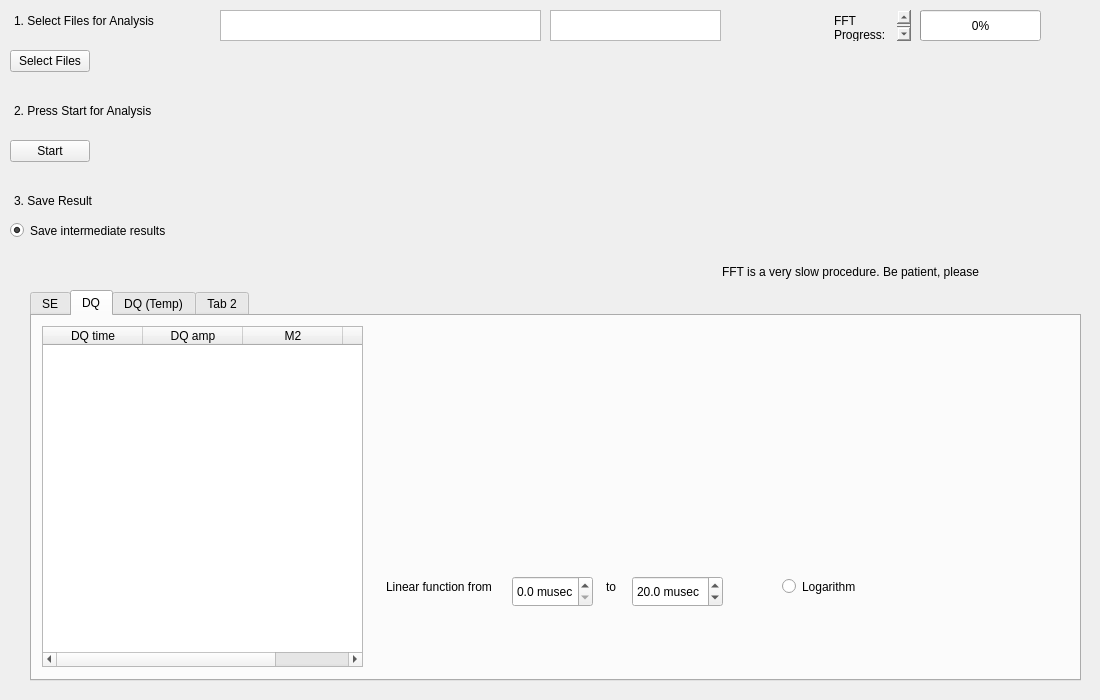
First picture: the form in form.ui, repository timesama/M2-Approach, before the edit.
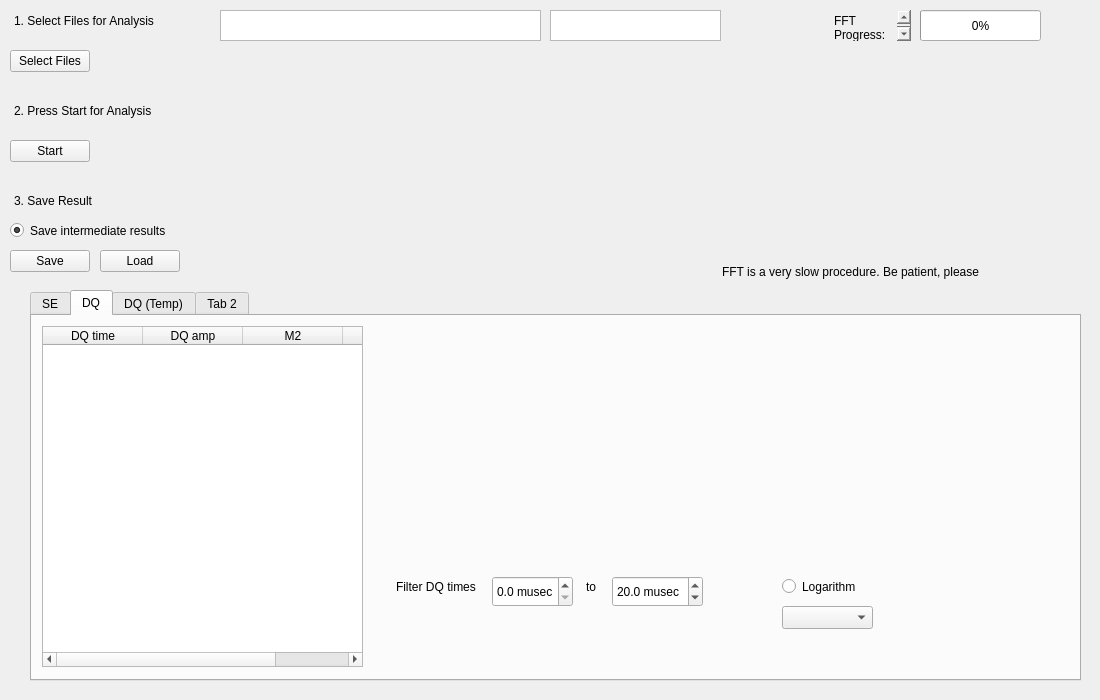
Second picture: the form after the edit. Custom widgets are drawn as their Qt base class.

Commit message: Gauss, Lorenz, Voight, fitting (lin), save and load data, line updates with the chosen region, graph DQ vs T2

The edit to the form file:
```diff
--- a/form.ui
+++ b/form.ui
@@ -228,7 +228,7 @@
      <widget class="QDoubleSpinBox" name="dq_min">
       <property name="geometry">
        <rect>
-        <x>480</x>
+        <x>460</x>
         <y>260</y>
         <width>81</width>
         <height>31</height>
@@ -256,7 +256,7 @@
      <widget class="QDoubleSpinBox" name="dq_max">
       <property name="geometry">
        <rect>
-        <x>600</x>
+        <x>580</x>
         <y>260</y>
         <width>91</width>
         <height>31</height>
@@ -284,9 +284,9 @@
      <widget class="QTextEdit" name="textEdit_7">
       <property name="geometry">
        <rect>
-        <x>350</x>
+        <x>360</x>
         <y>260</y>
-        <width>121</width>
+        <width>91</width>
         <height>31</height>
        </rect>
       </property>
@@ -319,7 +319,7 @@
 li.unchecked::marker { content: &quot;\2610&quot;; }
 li.checked::marker { content: &quot;\2612&quot;; }
 &lt;/style&gt;&lt;/head&gt;&lt;body style=&quot; font-family:'Segoe UI'; font-size:9pt; font-weight:400; font-style:normal;&quot;&gt;
-&lt;p style=&quot; margin-top:0px; margin-bottom:0px; margin-left:0px; margin-right:0px; -qt-block-indent:0; text-indent:0px;&quot;&gt;Linear function from&lt;/p&gt;&lt;/body&gt;&lt;/html&gt;</string>
+&lt;p style=&quot; margin-top:0px; margin-bottom:0px; margin-left:0px; margin-right:0px; -qt-block-indent:0; text-indent:0px;&quot;&gt;Filter DQ times&lt;/p&gt;&lt;/body&gt;&lt;/html&gt;</string>
       </property>
       <property name="textInteractionFlags">
        <set>Qt::NoTextInteraction</set>
@@ -328,7 +328,7 @@
      <widget class="QTextEdit" name="textEdit_8">
       <property name="geometry">
        <rect>
-        <x>570</x>
+        <x>550</x>
         <y>260</y>
         <width>31</width>
         <height>31</height>
@@ -370,6 +370,43 @@
        <set>Qt::NoTextInteraction</set>
       </property>
      </widget>
+     <widget class="QComboBox" name="comboBox_2">
+      <property name="geometry">
+       <rect>
+        <x>750</x>
+        <y>290</y>
+        <width>91</width>
+        <height>23</height>
+       </rect>
+      </property>
+      <property name="currentText">
+       <string/>
+      </property>
+      <property name="currentIndex">
+       <number>-1</number>
+      </property>
+      <property name="maxVisibleItems">
+       <number>10</number>
+      </property>
+      <property name="placeholderText">
+       <string>Function:</string>
+      </property>
+      <item>
+       <property name="text">
+        <string>Gauss</string>
+       </property>
+      </item>
+      <item>
+       <property name="text">
+        <string>Lorenz</string>
+       </property>
+      </item>
+      <item>
+       <property name="text">
+        <string>Pseudo Voight</string>
+       </property>
+      </item>
+     </widget>
     </widget>
     <widget class="QWidget" name="tab_3">
      <attribute name="title">
@@ -735,6 +772,32 @@
      <bool>false</bool>
     </property>
    </widget>
+   <widget class="QPushButton" name="btn_Save">
+    <property name="geometry">
+     <rect>
+      <x>10</x>
+      <y>250</y>
+      <width>80</width>
+      <height>22</height>
+     </rect>
+    </property>
+    <property name="text">
+     <string>Save</string>
+    </property>
+   </widget>
+   <widget class="QPushButton" name="btn_Load">
+    <property name="geometry">
+     <rect>
+      <x>100</x>
+      <y>250</y>
+      <width>80</width>
+      <height>22</height>
+     </rect>
+    </property>
+    <property name="text">
+     <string>Load</string>
+    </property>
+   </widget>
   </widget>
  </widget>
  <customwidgets>
```
Left out of the diff: 14 changed lines with no effect on the pictures. The commit also changes 1 other file.
